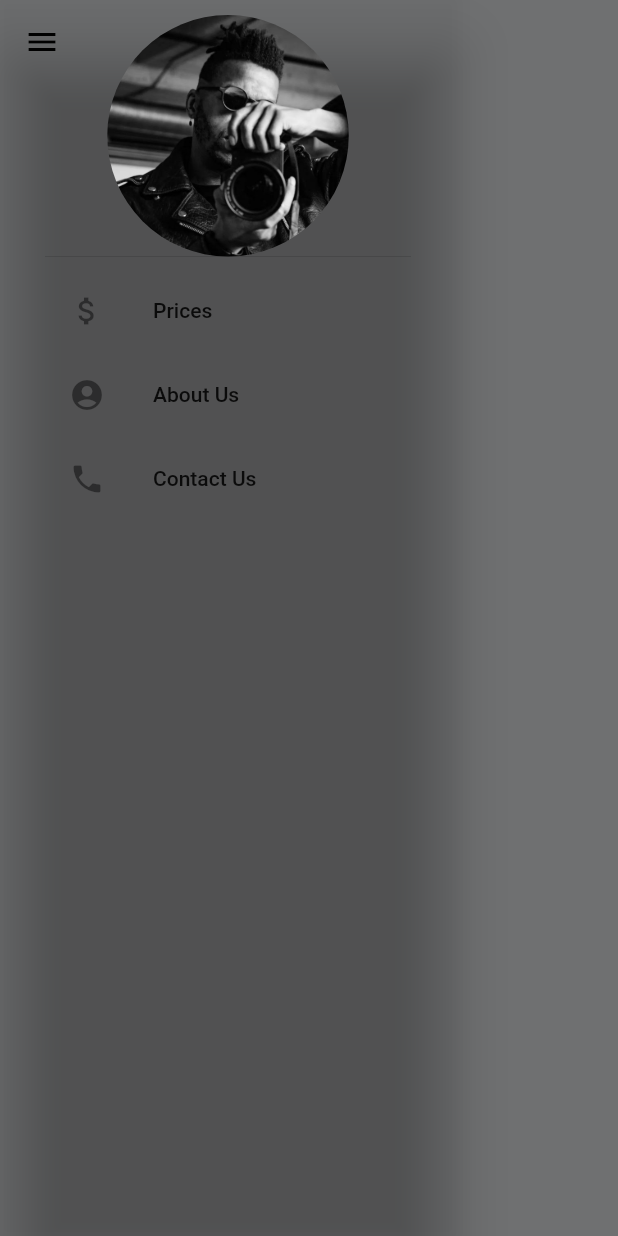
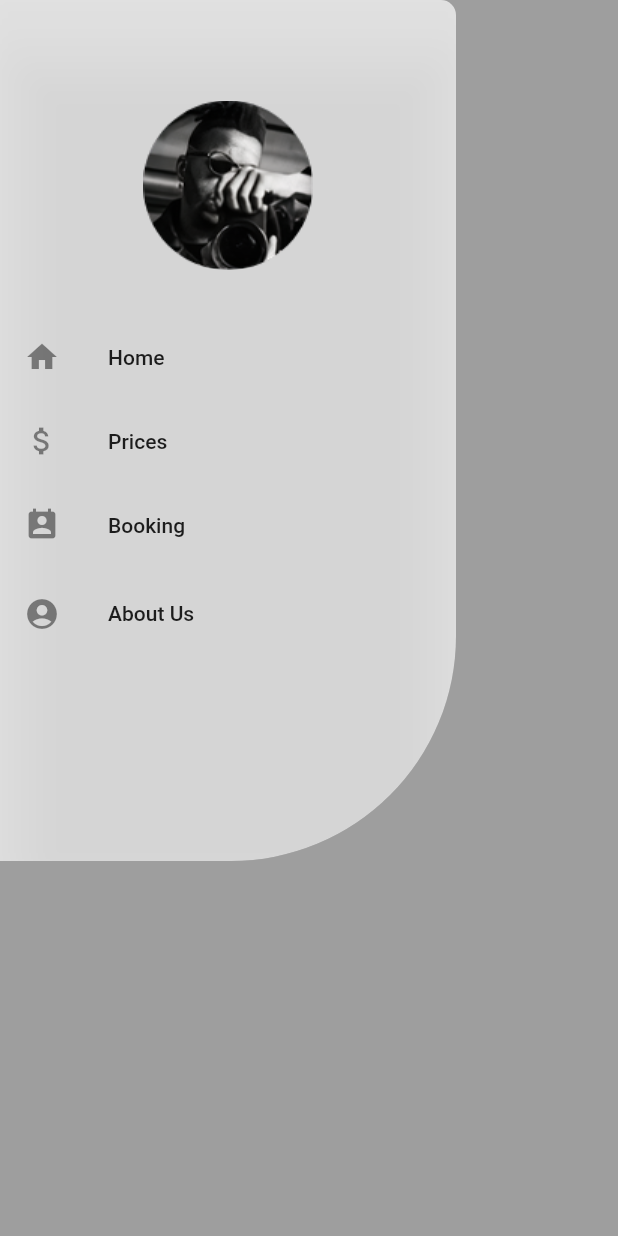
Before and after one commit to Heidelbergg/amvision_app, a Flutter app: the screen it shows after launch, with the side drawer open, on a phone screen of 412 x 824 dp. Run offline on Flutter 3.47's test engine with Material 2 defaults, Android fonts, the phone set to English and light mode, and no system bars.

Commit message:
Drawer layout

```diff
--- a/lib/home_screen.dart
+++ b/lib/home_screen.dart
@@ -1,5 +1,5 @@
-import 'package:flutter/cupertino.dart';
 import 'package:flutter/material.dart';
+
 
 class HomeScreen extends StatefulWidget {
   @override
@@ -10,35 +10,58 @@ class _HomescreenState extends State<HomeScreen> {
   @override
   Widget build(BuildContext context) {
     return Scaffold(
+      extendBodyBehindAppBar: true,
+        drawerScrimColor: Colors.grey,
         appBar: AppBar(
           backgroundColor: Colors.transparent,
           elevation: 0,
         ),
-      drawer: Theme(
+        drawer: buildDrawer(),
+      body: buildBody(),
+    );
+  }
+
+  Widget buildDrawer() {
+    return FractionallySizedBox(
+      alignment: Alignment.bottomLeft,
+      child: Container(
+        height: MediaQuery.of(context).size.height,
+        padding: EdgeInsets.only(top: MediaQuery.of(context).padding.top, bottom: 250),
+        child: ClipRRect(
+          borderRadius: BorderRadius.only(
+              topRight: Radius.circular(10), bottomRight: Radius.circular(150)),
+          child: Theme(
             data: Theme.of(context).copyWith(
-          canvasColor: Colors.transparent,
+              canvasColor: Colors.white70,
             ),
             child: Drawer(
               child: ListView(
-            padding: EdgeInsets.symmetric(horizontal: 30.0, vertical: 10.0),
+                padding: EdgeInsets.only(top: 10),
                 children: [
-              DrawerHeader(
-                  padding: EdgeInsets.zero,
+                  SizedBox(
+                    height: 170.0,
+                    child: DecoratedBox(
                       decoration: BoxDecoration(
                         shape: BoxShape.circle,
                         image: DecorationImage(
-                      // Resize image to being smaller
-                        image: AssetImage("assets/images/photographer.JPG"),
+                            image: AssetImage("assets/images/photographer.jpg"),
                             alignment: Alignment.bottomCenter,
                             fit: BoxFit.scaleDown),
                         color: Colors.transparent,
                         border: Border.all(
                           color: Colors.transparent,
-                      width: 1
                         ),
                       ),
                       child: null,
                     ),
+                  ),
+                  ListTile(
+                      contentPadding: EdgeInsets.only(top: 30, left: 16),
+                      leading: Icon(Icons.home),
+                      title: const Text("Home"),
+                      onTap: () {
+                        Navigator.pop(context);
+                      }),
                   ListTile(
                       leading: Icon(Icons.attach_money),
                       title: const Text("Prices"),
@@ -46,15 +69,16 @@ class _HomescreenState extends State<HomeScreen> {
                         Navigator.pop(context);
                       }),
                   ListTile(
-                title: const Text("About Us"),
-                leading: Icon(Icons.account_circle),
+                    title: const Text("Booking"),
+                    leading: Icon(Icons.perm_contact_calendar),
                     onTap: () {
                       Navigator.pop(context);
                     },
                   ),
                   ListTile(
-                title: const Text("Contact Us"),
-                leading: Icon(Icons.phone),
+                    contentPadding: EdgeInsets.only(top: 3, left: 16),
+                    title: const Text("About Us"),
+                    leading: Icon(Icons.account_circle),
                     onTap: () {
                       Navigator.pop(context);
                     },
@@ -63,6 +87,21 @@ class _HomescreenState extends State<HomeScreen> {
               ),
             ),
           ),
+        ),
+      ),
+    );
+  }
+
+  Widget buildBody() {
+    return Container(
+      decoration: BoxDecoration(
+        gradient: LinearGradient(
+          colors: [Colors.grey, Colors.white70],
+          begin: Alignment.bottomRight,
+          end: Alignment.topLeft,
+        ),
+      ),
+
     );
   }
 }
--- a/pubspec.yaml
+++ b/pubspec.yaml
@@ -23,7 +23,6 @@ environment:
 dependencies:
   flutter:
     sdk: flutter
-
 
   # The following adds the Cupertino Icons font to your application.
   # Use with the CupertinoIcons class for iOS style icons.
```
Also changed, not shown: assets/images/photographer.JPG (deleted), assets/images/photographer.jpg (added), lib/test.dart (added). Lines whose indentation alone changed are shown as unchanged.
